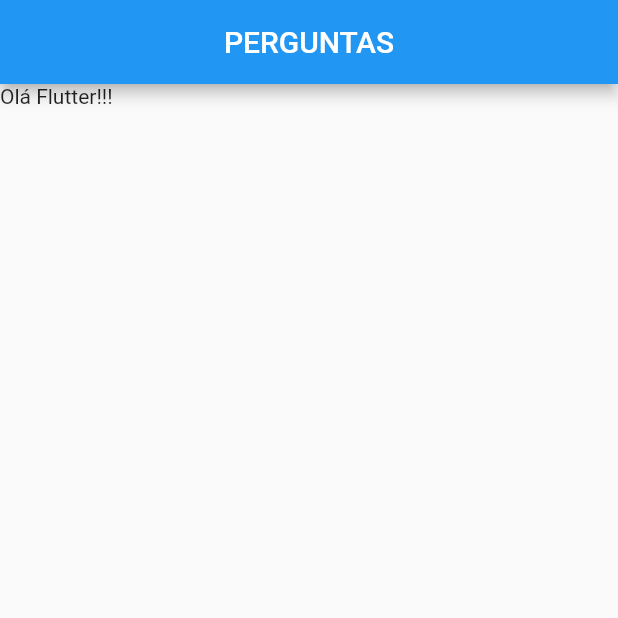
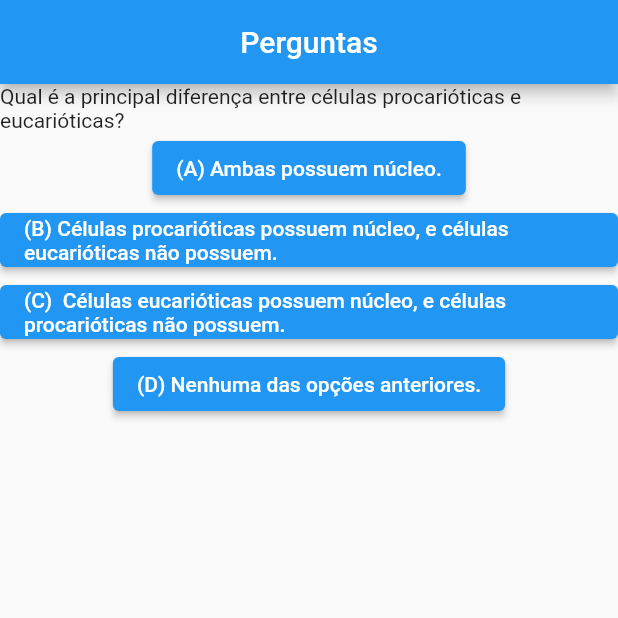
Before and after one commit to racinefe/curso_Flutter, a Flutter app: the screen it shows after launch, on a phone screen of 412 x 824 dp, the top half of it. Run offline on Flutter 3.47's test engine with Material 2 defaults, Android fonts, the phone set to English and light mode, and no system bars.

Commit message:
criando Widget de perguntas e respostas

```diff
--- a/projeto_perguntas/lib/main.dart
+++ b/projeto_perguntas/lib/main.dart
@@ -1,21 +1,51 @@
+
+// ignore_for_file: prefer_const_constructors, avoid_print
 
 import 'package:flutter/material.dart';
 
 main() => runApp( MyApp());
 
+// ignore: use_key_in_widget_constructors
 class MyApp extends  StatelessWidget {
-
+  void responder() {
+    print('Pergunta respondida');
+  }
   @override
   Widget  build (BuildContext context) {
+    final perguntas = [
+      'Qual é a principal diferença entre células procarióticas e eucarióticas?',
+      'Qual é o órgão responsável pela troca gasosa nos seres humanos?',
+      'O que representa a combinação de alelos de um organismo?',
+    ];
     return MaterialApp(
       key: UniqueKey(),
       home: Scaffold(
         appBar: AppBar(
             title: const Center(
-            child: Text('PERGUNTAS')
+            child: Text('Perguntas')
           ),
         ),
-        body: const Text('Olá Flutter!!!'),
+        body:  Column(
+          children: <Widget> [
+             Text(perguntas[0]),
+             ElevatedButton(
+              onPressed: responder,
+              child:  Text('(A) Ambas possuem núcleo.')
+             ),
+             ElevatedButton(
+              onPressed: responder,
+              child:  Text('(B) Células procarióticas possuem núcleo, e células eucarióticas não possuem.')
+             ),
+             ElevatedButton(
+              onPressed: responder,
+              child:  Text('(C)  Células eucarióticas possuem núcleo, e células procarióticas não possuem.')
+             ),
+             ElevatedButton(
+              onPressed: responder,
+              child:  Text('(D) Nenhuma das opções anteriores.')
+             ),
+          ],
+        ),
       ),
     );
   }
```
